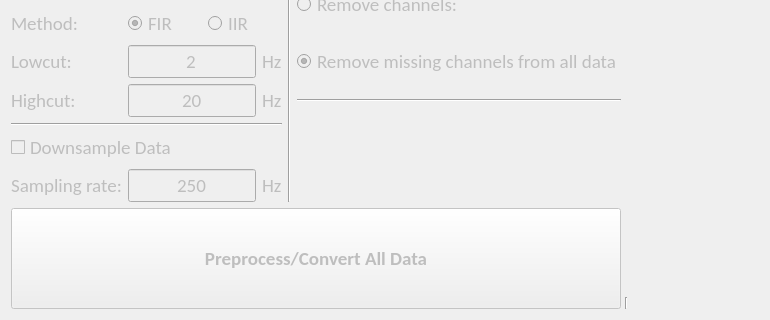
This is src/main/resources/base/NewStudyWindow.ui in eeg-comet/eeg-comet as Qt 5 draws it before an edit; both pictures show x 0 to 770 and y 667 to 987 of the 1103 by 987 pixel window. The edited form follows.
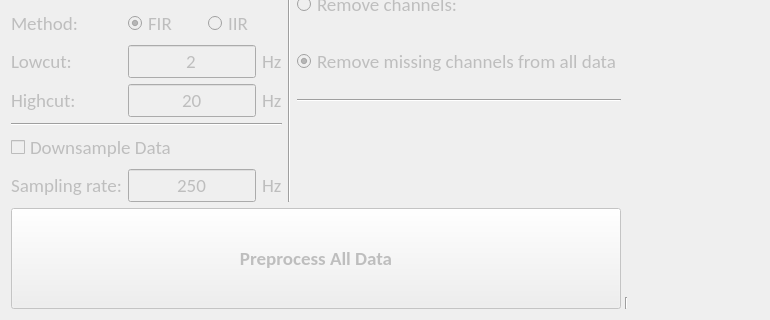
This is the edited form. Custom widgets are drawn as their Qt base class.

The edit to the form file:
```diff
--- a/src/main/resources/base/NewStudyWindow.ui
+++ b/src/main/resources/base/NewStudyWindow.ui
@@ -585,7 +585,7 @@
            </font>
           </property>
           <property name="text">
-           <string>Preprocess/Convert All Data</string>
+           <string>Preprocess All Data</string>
           </property>
          </widget>
         </item>
```
